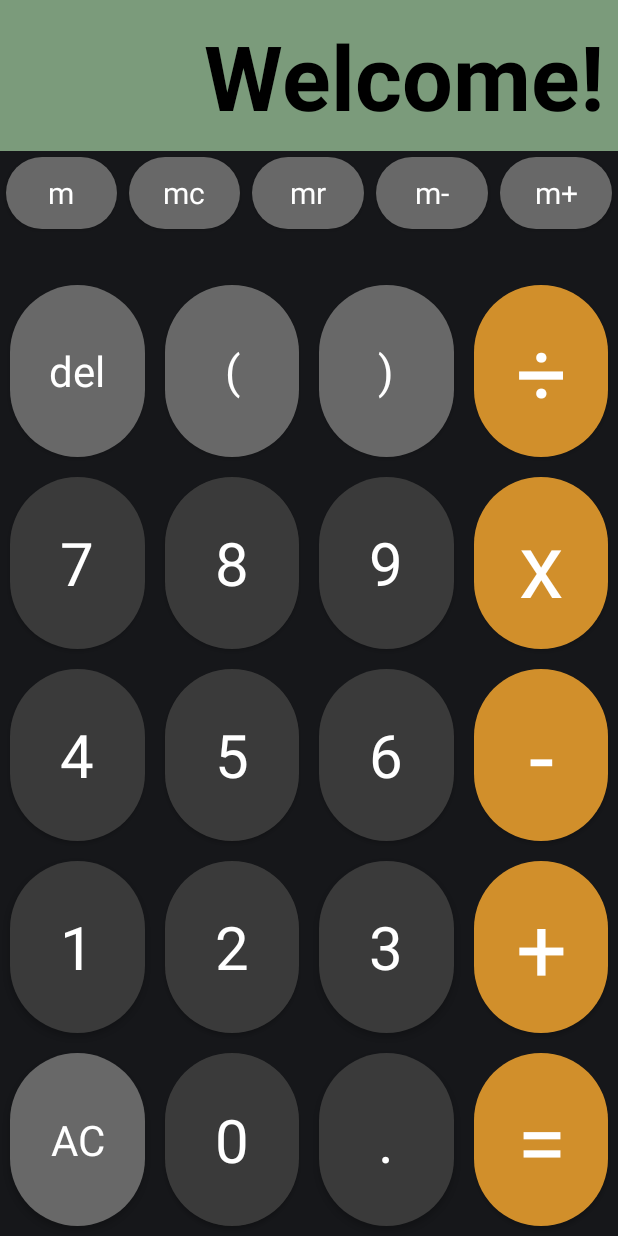
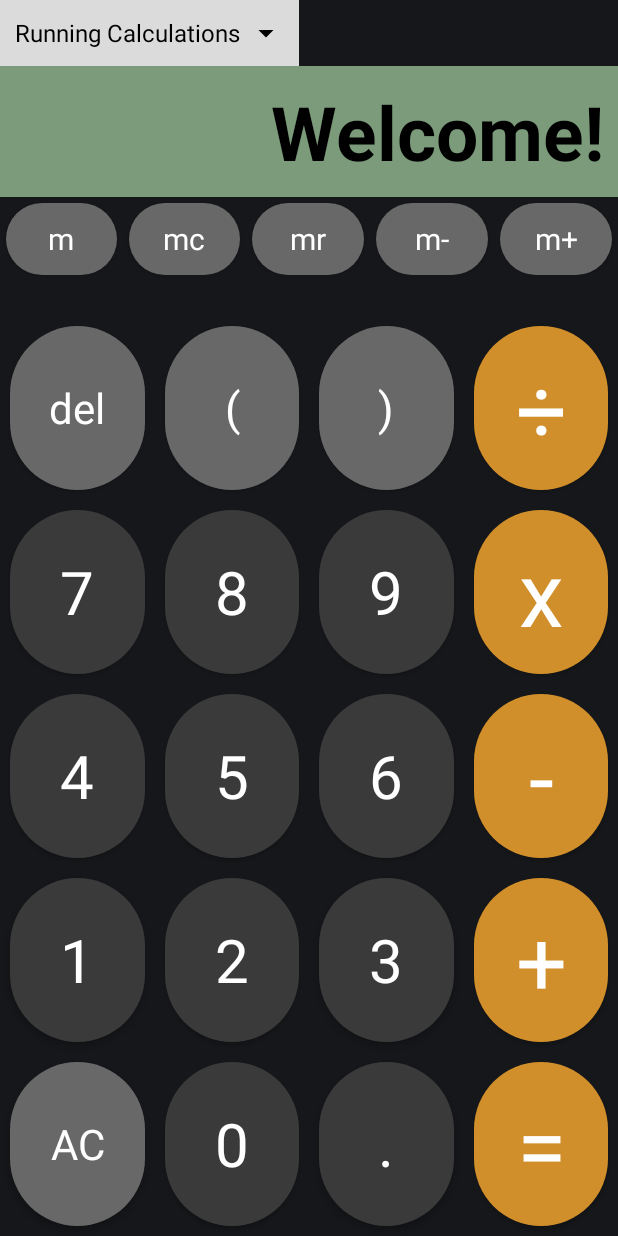
Before and after one commit to cecoulombe/COMP_2161, an Android app: the screen it shows after launch (MainActivity), on a phone screen of 412 x 824 dp. Run offline under Robolectric (Android 15) with nearby library versions, the phone set to English and light mode, and no system bars.

Commit message:
Finished fixing assignment errors and submitted.

```diff
--- a/CalculatorApp/app/src/main/java/com/example/calculatorapp/Calculator.java
+++ b/CalculatorApp/app/src/main/java/com/example/calculatorapp/Calculator.java
@@ -1,6 +1,5 @@
 package com.example.calculatorapp;
 
-import android.content.res.Configuration;
 import android.util.Log;
 import android.widget.Toast;
 import android.content.Context;
@@ -18,11 +17,12 @@ public class Calculator {
     Stack<String> operatorStack;    // stores the operators used
     StringBuilder currentInput; // stores previous input from the user after an operator is selected
     boolean isNegative;
-    String lastResult = "0.0";
+    String lastResult = "";
     boolean hasResult = false;
     StringBuilder orderOfInputs;  // will track the order of the inputs where 1 is a number and 0 is an operator.
     String memVar = "";
     private Context context; // Declare a Context variable
+    private String spinnerChoice;
 
 
     //---------------------------------------------------------------------------
@@ -38,6 +38,21 @@ public class Calculator {
     }
 
     //---------------------------------------------------------------------------
+    // gets the spinner option from the main activity (setter)
+    //---------------------------------------------------------------------------
+    public void setSpinnerChoice(String spinnerChoice) {
+        this.spinnerChoice = spinnerChoice;
+        Log.d("setSelectedOption", "Spinner updated to be: " + getSpinnerChoice());
+    }
+
+    //---------------------------------------------------------------------------
+    // returns the current spinner options
+    //---------------------------------------------------------------------------
+    public String getSpinnerChoice() {
+        return spinnerChoice;
+    }
+
+    //---------------------------------------------------------------------------
     // method to input a digit or decimal point
     //---------------------------------------------------------------------------
     public void inputDigit(String digit) {
@@ -49,11 +64,6 @@ public class Calculator {
         {
             isNegative = false;
         }
-//        else if(digit.equals("-"))
-//        {
-//            isNegative = !isNegative;
-//            Log.d("inputDigit", "Received a negative; the current sign is: " + (isNegative? "positive" : "negative"));
-//        }
         if(digit.equals("."))
         {
             if(!currentInput.toString().contains("."))
@@ -69,7 +79,11 @@ public class Calculator {
     // handles the various function buttons
     //---------------------------------------------------------------------------
     public void pushFunction(String function) {
-
+        // don't push functions if its in running calculation mode
+        if(getSpinnerChoice().equals("Running Calculations")) {
+            Toast.makeText(context, "Cannot use functions in Running Calculation mode.", Toast.LENGTH_SHORT).show();
+            return;
+        }
         // add the function and ( to the stacks
         numberStack.push(function);
         orderOfInputs.append("1");
@@ -135,7 +149,30 @@ public class Calculator {
             inputDigit("-");
             return;
         }
-        // otherwise, if there is something to submit, then submit it and push the operator
+        // if the user wants the running option, then evaluate whats there and push the result
+        if(getSpinnerChoice().equals("Running Calculations"))
+        {
+            if(isLeftParen(operator) || isRightParen(operator))
+            {
+                // don't push parens or functions in running calc mode
+                Toast.makeText(context, "Cannot use parentheses in Running Calculation mode.", Toast.LENGTH_SHORT).show();
+                return;
+            }
+            if(currentInput.length() > 0 && isOperator(operator))
+            {
+                submitNumber(); // This submits the current input if exists
+                currentInput.append(evaluateExpression());
+                numberStack.push(lastResult); // Push the last result onto the stack
+                orderOfInputs.append("1");
+                currentInput.setLength(0);
+                hasResult = false; // Reset the flag
+                operatorStack.push(operator);
+                orderOfInputs.append("0");
+                return;
+            }
+        }
+
+        // if there is something to submit, then submit it and push the operator
         if(currentInput.length() > 0)
         {
             submitNumber(); // This submits the current input if exists
@@ -535,6 +572,10 @@ public class Calculator {
             }
             result = result.replace("E+", "E"); // Remove the '+' sign before the exponent
 
+            if (result.contains(".")) { // Check if it is a decimal number
+                result = result.replaceAll("\\.?0*$", ""); // Remove trailing zeros after decimal
+            }
+
         } catch (ArithmeticException e) {
             result = "NaN"; // Handle division by zero, etc.
         } catch (IllegalArgumentException e) {
@@ -696,11 +737,6 @@ public class Calculator {
 
         // iterate through the list
 
-        // if its not a left paren, submit it to the newTokens
-        // if its a left paren, then find the right paren
-        // submit the range from left to right paren into evaluate, which will call this recursively
-        // push the result of evaluate onto the tokens
-        // return the newTokens
         for (int i = 0; i < tokens.length; i++) {
             Log.d("evaluateParens", "Looking at the position: " + i + "which is token " + tokens[i]);
             if (isLeftParen(tokens[i])) {
--- a/CalculatorApp/app/src/main/java/com/example/calculatorapp/MainActivity.java
+++ b/CalculatorApp/app/src/main/java/com/example/calculatorapp/MainActivity.java
@@ -4,7 +4,9 @@ import android.content.SharedPreferences;
 import android.content.res.Configuration;
 import android.os.Bundle;
 import android.util.Log;
+import android.widget.ArrayAdapter;
 import android.widget.HorizontalScrollView;
+import android.widget.Spinner;
 import android.widget.TextView;
 
 import androidx.activity.EdgeToEdge;
@@ -13,12 +15,15 @@ import androidx.core.graphics.Insets;
 import androidx.core.view.ViewCompat;
 import androidx.core.view.WindowInsetsCompat;
 
-import java.text.DecimalFormat;
 import java.util.Collections;
 import java.util.Stack;
 
+import android.view.View;
+import android.widget.AdapterView;
+
 public class MainActivity extends AppCompatActivity implements NumPad_Fragment.OnFragmentInteractionListener, ScientificFragment.OnFragmentInteractionListener {
     private Calculator calculator;
+    private Spinner mySpinner;
 
     @Override
     protected void onCreate(Bundle savedInstanceState) {
@@ -86,6 +91,48 @@ public class MainActivity extends AppCompatActivity implements NumPad_Fragment.O
             editor.putBoolean("hasSeenDialog", true);
             editor.apply();
         }
+
+        // set up drop down spinner
+        // Get a reference to the Spinner
+        mySpinner = findViewById(R.id.mySpinner);
+
+        // Create the ArrayAdapter using a resource array
+        ArrayAdapter<CharSequence> adapter = ArrayAdapter.createFromResource(
+                this,
+                R.array.spinner_items,
+                R.layout.spinner_item // Use your custom layout here
+        );
+        adapter.setDropDownViewResource(android.R.layout.simple_spinner_dropdown_item);
+        mySpinner.setAdapter(adapter);
+
+        // Set the spinner selection initially based on orientation
+        setSpinnerSelectionBasedOnOrientation();
+
+        mySpinner.setOnItemSelectedListener(new AdapterView.OnItemSelectedListener() {
+            @Override
+            public void onItemSelected(AdapterView<?> parent, View view, int position, long id) {
+                // Get the selected item
+                String selectedItem = parent.getItemAtPosition(position).toString();
+                calculator.setSpinnerChoice(selectedItem); // Send the value to the Calculator
+            }
+
+            @Override
+            public void onNothingSelected(AdapterView<?> parent) {
+                // Handle the case where nothing is selected
+                String defaultItem = ""; // Variable to hold the default item
+
+                // Determine the default item based on orientation
+                int orientation = getResources().getConfiguration().orientation;
+                if (orientation == Configuration.ORIENTATION_LANDSCAPE) {
+                    defaultItem = parent.getItemAtPosition(1).toString(); // Second item for landscape
+                } else {
+                    defaultItem = parent.getItemAtPosition(0).toString(); // First item for portrait
+                }
+
+                calculator.setSpinnerChoice(defaultItem); // Send the default item to the Calculator
+            }
+        });
+
     }
 
     // global variables for calculator
@@ -256,6 +303,23 @@ public class MainActivity extends AppCompatActivity implements NumPad_Fragment.O
         updateOutput();
     }
 
+    @Override
+    protected void onResume() {
+        super.onResume();
+        // Recheck the orientation and set the spinner selection accordingly
+        setSpinnerSelectionBasedOnOrientation();
+    }
+
+    // update spinner based on orientation
+    private void setSpinnerSelectionBasedOnOrientation() {
+        int orientation = getResources().getConfiguration().orientation;
+        if (orientation == Configuration.ORIENTATION_LANDSCAPE) {
+            mySpinner.setSelection(1); // Set to the second item for landscape
+        } else {
+            mySpinner.setSelection(0); // Set to the first item for portrait
+        }
+    }
+
     // updates the textview to show the current operation or result on pressing equal
     private void updateOutput() {
         TextView output  = findViewById(R.id.outputTextview);
--- /dev/null
+++ b/CalculatorApp/app/src/main/res/drawable/ic_arrow_down.xml
@@ -0,0 +1,12 @@
+<?xml version="1.0" encoding="utf-8"?>
+<vector xmlns:android="http://schemas.android.com/apk/res/android"
+    android:width="24dp"
+    android:height="24dp"
+    android:viewportWidth="24"
+    android:viewportHeight="24">
+
+    <!-- This draws the downward arrow shape -->
+    <path
+        android:fillColor="#000000"
+        android:pathData="M7,10l5,5 5,-5" />
+</vector>
--- a/CalculatorApp/app/src/main/res/layout-land/activity_main.xml
+++ b/CalculatorApp/app/src/main/res/layout-land/activity_main.xml
@@ -9,6 +9,14 @@
     android:paddingHorizontal="20dp"
     android:textColor="#000000"
     android:background="#16171A">
+
+    <!--  Dropdown menu  -->
+    <Spinner
+        android:id="@+id/mySpinner"
+        android:layout_width="wrap_content"
+        android:layout_height="wrap_content"
+        android:spinnerMode="dropdown"
+        android:background="#DBDBDB"/>
 
     <!--Set up the output display -->
     <HorizontalScrollView
@@ -30,7 +38,7 @@
             android:textColor="@color/black"
             android:scrollHorizontally="true"
             android:text="@string/defaultOutput"
-            android:textSize="55sp"
+            android:textSize="45sp"
             android:textStyle="bold"
             android:maxLines="1"
             android:padding="10dp"
--- a/CalculatorApp/app/src/main/res/layout/activity_main.xml
+++ b/CalculatorApp/app/src/main/res/layout/activity_main.xml
@@ -9,6 +9,15 @@
     android:paddingHorizontal="20dp"
     android:textColor="#000000"
     android:background="#16171A">
+
+
+    <!--  Dropdown menu  -->
+    <Spinner
+        android:id="@+id/mySpinner"
+        android:layout_width="wrap_content"
+        android:layout_height="wrap_content"
+        android:spinnerMode="dropdown"
+        android:background="#DBDBDB"/>
 
     <!--Set up the output display -->
     <HorizontalScrollView
@@ -30,7 +39,7 @@
                 android:textColor="@color/black"
                 android:scrollHorizontally="true"
                 android:text="@string/defaultOutput"
-                android:textSize="60sp"
+                android:textSize="50sp"
                 android:textStyle="bold"
                 android:maxLines="1"
                 android:padding="10dp"
--- /dev/null
+++ b/CalculatorApp/app/src/main/res/layout/spinner_item.xml
@@ -0,0 +1,11 @@
+<?xml version="1.0" encoding="utf-8"?>
+<TextView xmlns:android="http://schemas.android.com/apk/res/android"
+    xmlns:app="http://schemas.android.com/apk/res-auto"
+    android:layout_width="match_parent"
+    android:layout_height="wrap_content"
+    android:gravity="center_vertical"
+    android:padding="10dp"
+    android:drawablePadding="5dp"
+    android:textSize="16sp"
+    android:textColor="@color/black"
+    app:drawableRightCompat="@drawable/ic_arrow_down" />
--- a/CalculatorApp/app/src/main/res/values/strings.xml
+++ b/CalculatorApp/app/src/main/res/values/strings.xml
@@ -81,5 +81,11 @@
     <string name="rand">rand</string>
 
     <!--    Welcome message-->
-    <string name="WelcomeMsg">Welcome!\n COMP 2161 Assignment 4, Calculator App\n- Feature of the app include:\n- Basic operations: +, -, *, / and a separate = button\n- Parentheses\n- Delete and clear buttons\n- Memory add, clear, recall, subtract, and add\n- Support for decimal point and negative numbers\n- 2D interface\n- Features exclusive to landscape mode:\n\t- Toggle sign (+/- button)\n\t- Exponent functions\n\t- Logarithmic functions and e\n\t- Trigonometric functions and pi\n\t- Random number between 0 and 1\n\t- Maximum number length is 10 characters</string>
+    <string name="WelcomeMsg">Welcome!\n COMP 2161 Assignment 4, Calculator App\n- Feature of the app include:\n- Basic operations: +, -, *, / and a separate = button\n- Parentheses\n- Delete and clear buttons\n- Memory add, clear, recall, subtract, and add\n- Support for decimal point and negative numbers\n- 2D interface\nMaximum number length is 10 characters, will convert to scientific notation if violated\n- Drop down menu to select mode: running calculations or order of operations (PEMDAS). Default in portrait is running calculation and default in landscape is PEMDAS to allow for function use.\n\nFeatures exclusive to landscape mode:\n\t- Toggle sign (+/- button)\n\t- Exponent functions\n\t- Logarithmic functions and e\n\t- Trigonometric functions and pi\n\t- Random number between 0 and 1</string>
+
+    <!--  Drop down options  -->
+    <string-array name="spinner_items">
+        <item>Running Calculations</item>
+        <item>Order of Operations</item>
+    </string-array>
 </resources>
```
Also changed, not shown: CalculatorApp/app/src/main/res/layout/feature_dialog_outline.xml (+7 -2 lines).
